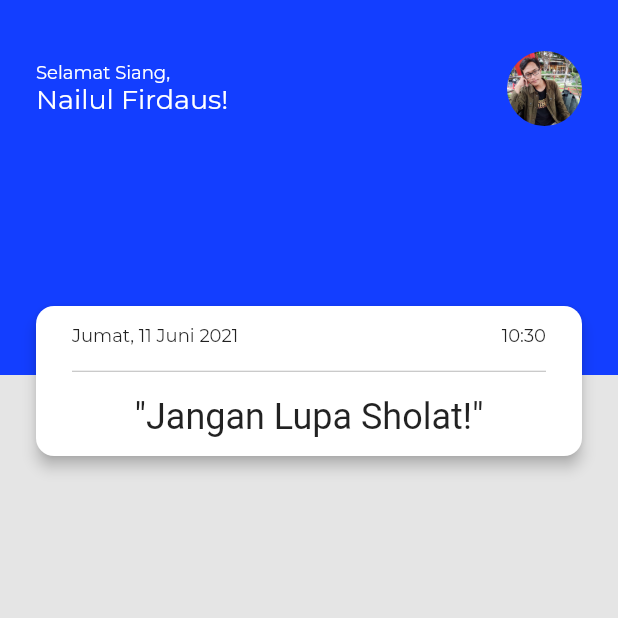
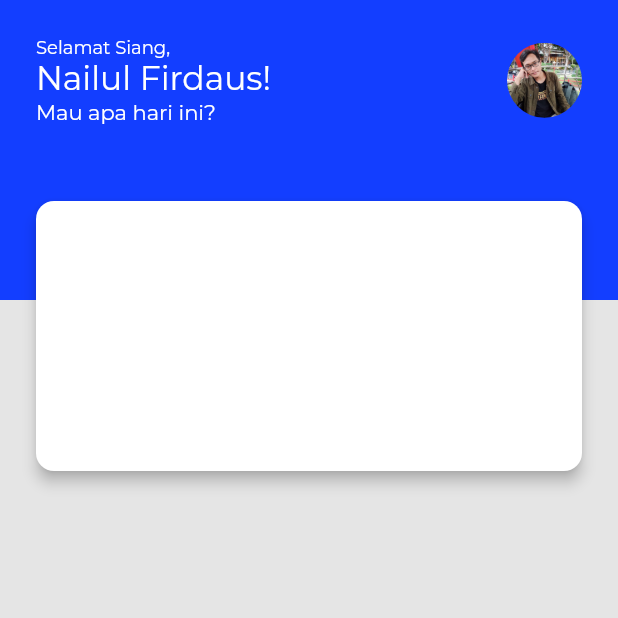
Before and after one commit to nailnafir/flutter-todo, a Flutter app: the screen it shows after launch, on a phone screen of 412 x 824 dp, the top half of it. Run offline on Flutter 3.47's test engine with Material 2 defaults, Android fonts, the light colour scheme and no system bars; our stand-ins replace google_fonts.

Commit message:
add method userprofile

```diff
--- a/lib/pages/home_page.dart
+++ b/lib/pages/home_page.dart
@@ -1,5 +1,4 @@
 import 'package:flutter/material.dart';
-import 'package:google_fonts/google_fonts.dart';
 
 class HomePage extends StatefulWidget {
   const HomePage({Key? key}) : super(key: key);
@@ -59,6 +58,57 @@ extension DateTimeExtension on DateTime {
 }
 
 class _HomePageState extends State<HomePage> {
+  @override
+  Widget build(BuildContext context) {
+    return Scaffold(
+      backgroundColor: Color(0xFFE5E5E5),
+      body: Column(
+        children: [
+          Stack(
+            children: [
+              Container(
+                width: double.infinity,
+                height: 200,
+                color: Color(0xFF133EFF),
+                padding: EdgeInsets.symmetric(horizontal: 24),
+                child: SafeArea(
+                  child: Column(
+                    crossAxisAlignment: CrossAxisAlignment.start,
+                    children: [
+                      userProfile(),
+                    ],
+                  ),
+                ),
+              ),
+              Column(
+                children: [
+                  SizedBox(height: 130),
+                  Center(
+                    child: Card(
+                      elevation: 4,
+                      color: Colors.white,
+                      shape: RoundedRectangleBorder(
+                        borderRadius: BorderRadius.circular(12),
+                      ),
+                      child: Container(
+                        width: MediaQuery.of(context).size.width - 2 * 24,
+                        height: 180,
+                        padding:
+                            EdgeInsets.symmetric(vertical: 12, horizontal: 24),
+                      ),
+                    ),
+                  ),
+                ],
+              ),
+            ],
+          )
+        ],
+      ),
+    );
+  }
+}
+
+userProfile() {
   String greeting() {
     var time = DateTime.now().hour;
 
@@ -73,23 +123,8 @@ class _HomePageState extends State<HomePage> {
     }
   }
 
-  @override
-  Widget build(BuildContext context) {
-    return Scaffold(
-      backgroundColor: Color(0xFFE5E5E5),
-      body: Column(
-        children: [
-          Stack(
-            children: [
-              Container(
-                width: double.infinity,
-                height: 250,
-                color: Color(0xFF133EFF),
-                child: Column(
-                  children: [
-                    SizedBox(height: 10),
-                    Container(
-                      margin: EdgeInsets.all(24),
+  return Container(
+    margin: EdgeInsets.symmetric(vertical: 24),
     child: Row(
       mainAxisAlignment: MainAxisAlignment.spaceBetween,
       crossAxisAlignment: CrossAxisAlignment.center,
@@ -109,7 +144,13 @@ class _HomePageState extends State<HomePage> {
               "Nailul Firdaus!",
               style: TextStyle(
                 color: Colors.white,
-                                  fontSize: 18,
+                fontSize: 22,
+              ),
+            ),
+            Text(
+              "Mau apa hari ini?",
+              style: TextStyle(
+                color: Colors.white,
               ),
             ),
           ],
@@ -126,66 +167,5 @@ class _HomePageState extends State<HomePage> {
         ),
       ],
     ),
-                    ),
-                  ],
-                ),
-              ),
-              Column(
-                children: [
-                  SizedBox(height: 200),
-                  Center(
-                    child: Card(
-                      elevation: 4,
-                      color: Colors.white,
-                      shape: RoundedRectangleBorder(
-                        borderRadius: BorderRadius.circular(12),
-                      ),
-                      child: Container(
-                        width: MediaQuery.of(context).size.width - 2 * 24,
-                        height: 100,
-                        padding:
-                            EdgeInsets.symmetric(vertical: 12, horizontal: 24),
-                        child: Column(
-                          mainAxisAlignment: MainAxisAlignment.spaceBetween,
-                          children: [
-                            Row(
-                              mainAxisAlignment: MainAxisAlignment.spaceBetween,
-                              crossAxisAlignment: CrossAxisAlignment.start,
-                              children: [
-                                Text(
-                                  "${DateTime.now().dayName}, ${DateTime.now().day} ${DateTime.now().monthName} ${DateTime.now().year}",
-                                  style: TextStyle(fontSize: 12),
-                                  textAlign: TextAlign.center,
-                                ),
-                                Text(
-                                  "${DateTime.now().hour}:${DateTime.now().minute}",
-                                  style: TextStyle(fontSize: 12),
-                                  textAlign: TextAlign.center,
-                                ),
-                              ],
-                            ),
-                            Divider(
-                              color: Color(0xFFB8B8B8),
-                            ),
-                            Text(
-                              '"Jangan Lupa Sholat!"',
-                              style: GoogleFonts.architectsDaughter()
-                                  .copyWith(fontSize: 24),
-                              maxLines: 2,
-                              overflow: TextOverflow.clip,
-                              textAlign: TextAlign.center,
-                            ),
-                          ],
-                        ),
-                      ),
-                    ),
-                  ),
-                ],
-              ),
-            ],
-          )
-        ],
-      ),
   );
 }
-}
```
Lines whose indentation alone changed are shown as unchanged.
